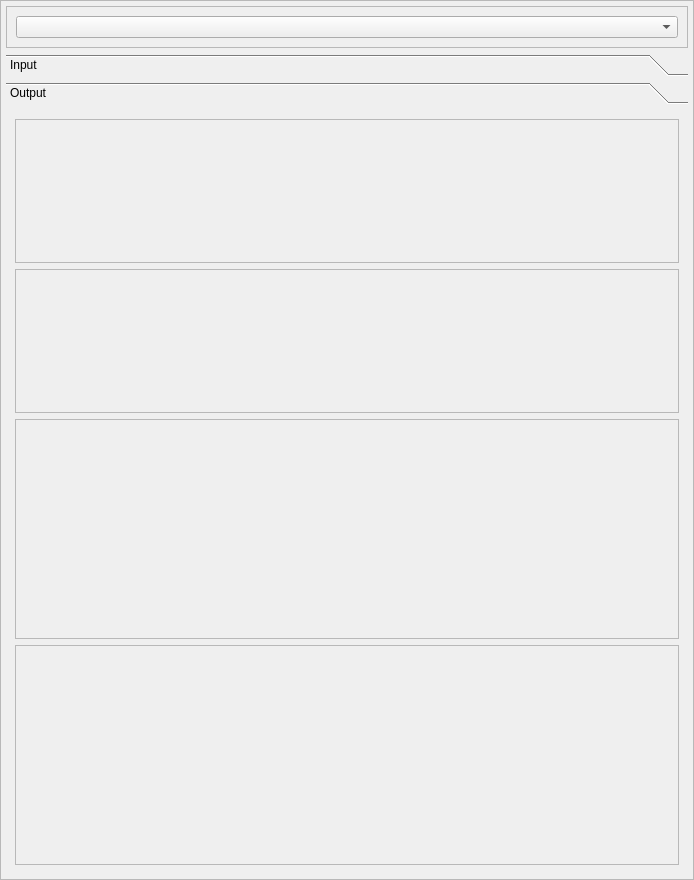
Above: PlanningTool_dockwidget_base_2.ui from rapha411/PlanningTool before the change. Below: the same form after it.
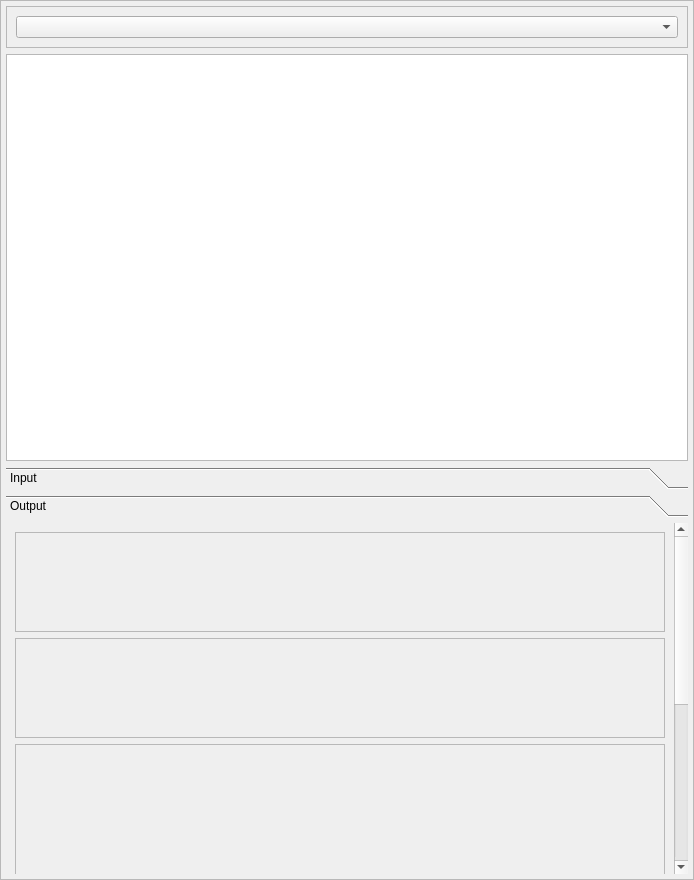
That is the form after the change. The open tabs and pages were chosen to show the change.

```diff
--- a/PlanningTool_dockwidget_base_2.ui
+++ b/PlanningTool_dockwidget_base_2.ui
@@ -84,6 +84,9 @@
          </layout>
         </widget>
        </item>
+       <item>
+        <widget class="QTableWidget" name="packageTable"/>
+       </item>
        <item>
         <widget class="QToolBox" name="toolBox">
          <widget class="QWidget" name="inputPage">
@@ -416,8 +419,8 @@
            <rect>
             <x>0</x>
             <y>0</y>
-            <width>682</width>
-            <height>746</height>
+            <width>665</width>
+            <height>678</height>
            </rect>
           </property>
           <attribute name="label">
```
